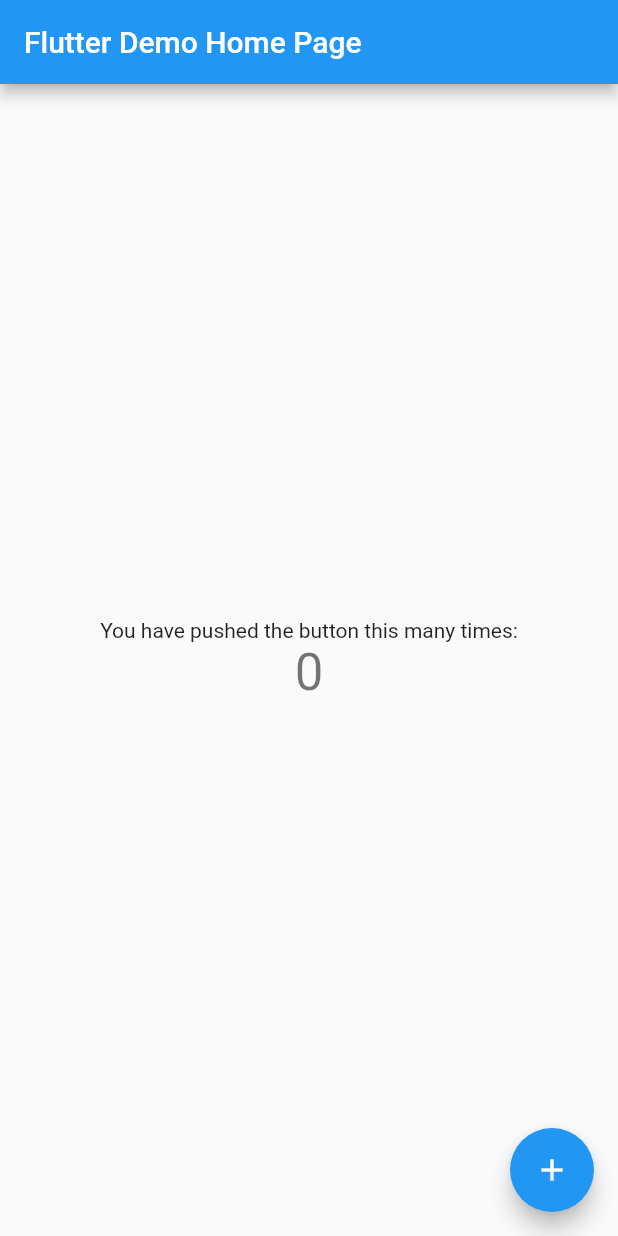
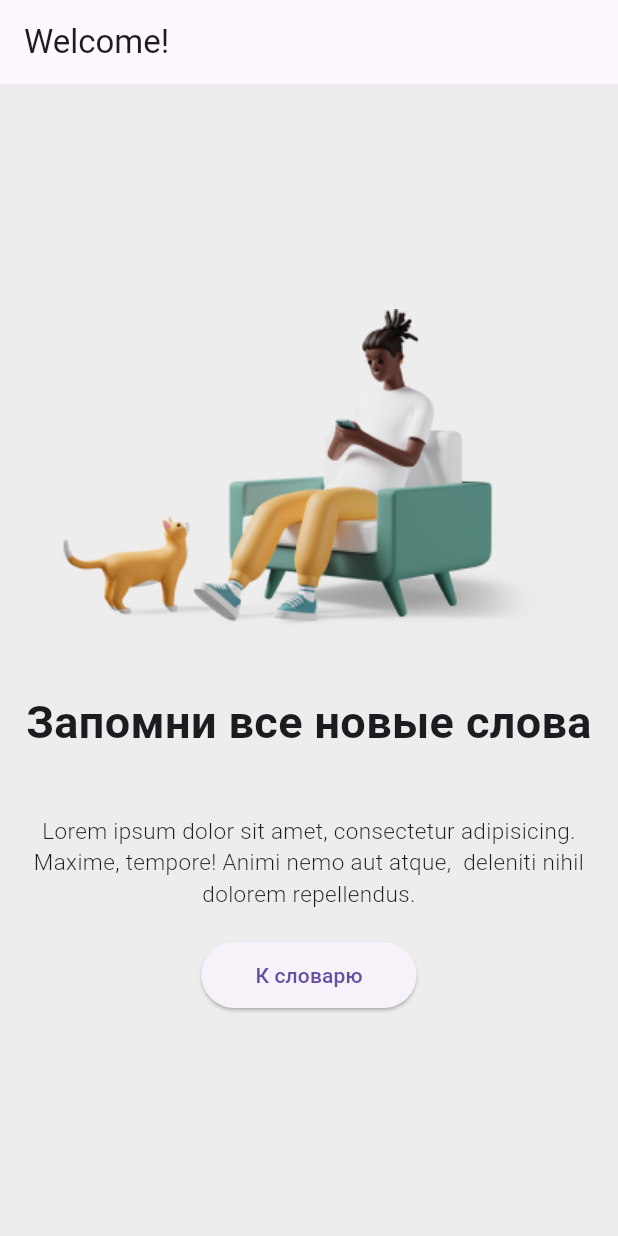
Before and after one commit to al-march/flutter_dictionary, a Flutter app: the screen it shows after launch, on a phone screen of 412 x 824 dp. Run offline on Flutter 3.47's test engine with Material 2 defaults, Android fonts, the phone set to English and light mode, and no system bars.

Commit message:
add main pages

```diff
--- a/lib/main.dart
+++ b/lib/main.dart
@@ -1,4 +1,6 @@
+import 'package:dictionary/screens/start_screen.dart';
 import 'package:flutter/material.dart';
+import 'package:provider/provider.dart';
 
 void main() {
   runApp(const MyApp());
@@ -10,106 +12,21 @@ class MyApp extends StatelessWidget {
   // This widget is the root of your application.
   @override
   Widget build(BuildContext context) {
-    return MaterialApp(
-      title: 'Flutter Demo',
-      theme: ThemeData(
-        // This is the theme of your application.
-        //
-        // Try running your application with "flutter run". You'll see the
-        // application has a blue toolbar. Then, without quitting the app, try
-        // changing the primarySwatch below to Colors.green and then invoke
-        // "hot reload" (press "r" in the console where you ran "flutter run",
-        // or simply save your changes to "hot reload" in a Flutter IDE).
-        // Notice that the counter didn't reset back to zero; the application
-        // is not restarted.
-        primarySwatch: Colors.blue,
+    return ChangeNotifierProvider(
+      create: (context) => AppState(),
+      child: MaterialApp(
+        title: 'Flutter Todo',
+        theme: ThemeData(
+          useMaterial3: true,
+          primaryColor: Colors.teal,
+          scaffoldBackgroundColor: const Color(0xFFEDEDED),
+        ),
+        home: const StartScreen(),
       ),
-      home: const MyHomePage(title: 'Flutter Demo Home Page'),
     );
   }
 }
 
-class MyHomePage extends StatefulWidget {
-  const MyHomePage({super.key, required this.title});
+class AppState extends ChangeNotifier {
 
-  // This widget is the home page of your application. It is stateful, meaning
-  // that it has a State object (defined below) that contains fields that affect
-  // how it looks.
-
-  // This class is the configuration for the state. It holds the values (in this
-  // case the title) provided by the parent (in this case the App widget) and
-  // used by the build method of the State. Fields in a Widget subclass are
-  // always marked "final".
-
-  final String title;
-
-  @override
-  State<MyHomePage> createState() => _MyHomePageState();
 }
-
-class _MyHomePageState extends State<MyHomePage> {
-  int _counter = 0;
-
-  void _incrementCounter() {
-    setState(() {
-      // This call to setState tells the Flutter framework that something has
-      // changed in this State, which causes it to rerun the build method below
-      // so that the display can reflect the updated values. If we changed
-      // _counter without calling setState(), then the build method would not be
-      // called again, and so nothing would appear to happen.
-      _counter++;
-    });
-  }
-
-  @override
-  Widget build(BuildContext context) {
-    // This method is rerun every time setState is called, for instance as done
-    // by the _incrementCounter method above.
-    //
-    // The Flutter framework has been optimized to make rerunning build methods
-    // fast, so that you can just rebuild anything that needs updating rather
-    // than having to individually change instances of widgets.
-    return Scaffold(
-      appBar: AppBar(
-        // Here we take the value from the MyHomePage object that was created by
-        // the App.build method, and use it to set our appbar title.
-        title: Text(widget.title),
-      ),
-      body: Center(
-        // Center is a layout widget. It takes a single child and positions it
-        // in the middle of the parent.
-        child: Column(
-          // Column is also a layout widget. It takes a list of children and
-          // arranges them vertically. By default, it sizes itself to fit its
-          // children horizontally, and tries to be as tall as its parent.
-          //
-          // Invoke "debug painting" (press "p" in the console, choose the
-          // "Toggle Debug Paint" action from the Flutter Inspector in Android
-          // Studio, or the "Toggle Debug Paint" command in Visual Studio Code)
-          // to see the wireframe for each widget.
-          //
-          // Column has various properties to control how it sizes itself and
-          // how it positions its children. Here we use mainAxisAlignment to
-          // center the children vertically; the main axis here is the vertical
-          // axis because Columns are vertical (the cross axis would be
-          // horizontal).
-          mainAxisAlignment: MainAxisAlignment.center,
-          children: <Widget>[
-            const Text(
-              'You have pushed the button this many times:',
-            ),
-            Text(
-              '$_counter',
-              style: Theme.of(context).textTheme.headlineMedium,
-            ),
-          ],
-        ),
-      ),
-      floatingActionButton: FloatingActionButton(
-        onPressed: _incrementCounter,
-        tooltip: 'Increment',
-        child: const Icon(Icons.add),
-      ), // This trailing comma makes auto-formatting nicer for build methods.
-    );
-  }
-}
--- /dev/null
+++ b/lib/screens/dictionary_screen.dart
@@ -0,0 +1,36 @@
+import 'package:flutter/material.dart';
+
+class DictionaryScreen extends StatelessWidget {
+  const DictionaryScreen({super.key});
+
+  @override
+  Widget build(BuildContext context) {
+return Scaffold(
+      appBar: AppBar(
+        title: const Text('Словарь'),
+      ),
+      body: Center(
+        child: Container(
+          padding: const EdgeInsets.all(15.0),
+          constraints: const BoxConstraints(minWidth: 300, maxWidth: 500),
+          child: Column(
+            mainAxisAlignment: MainAxisAlignment.center,
+            children: [
+              const Image(
+                image: AssetImage('assets/images/todo-man.png'),
+              ),
+              const Text(
+                "Словарь",
+                textAlign: TextAlign.center,
+                style: TextStyle(
+                  fontSize: 20,
+                  fontWeight: FontWeight.w600,
+                ),
+              ),
+            ],
+          ),
+        ),
+      ),
+    );
+  }
+}
--- /dev/null
+++ b/lib/screens/start_screen.dart
@@ -0,0 +1,61 @@
+import 'package:dictionary/screens/dictionary_screen.dart';
+import 'package:flutter/material.dart';
+
+class StartScreen extends StatelessWidget {
+  const StartScreen({super.key});
+
+  @override
+  Widget build(BuildContext context) {
+    return Scaffold(
+      appBar: AppBar(
+        title: const Text('Welcome!'),
+      ),
+      body: Center(
+        child: Container(
+          padding: const EdgeInsets.all(15.0),
+          constraints: const BoxConstraints(minWidth: 300, maxWidth: 500),
+          child: Column(
+            mainAxisAlignment: MainAxisAlignment.center,
+            children: [
+              const Image(image: AssetImage('assets/images/sofa-man.png')),
+              const Text(
+                "Запомни все новые слова",
+                textAlign: TextAlign.center,
+                style: TextStyle(
+                  fontSize: 30,
+                  fontWeight: FontWeight.w600,
+                ),
+              ),
+              const SizedBox(height: 40),
+              Container(
+                constraints: const BoxConstraints(maxWidth: 400),
+                child: const Text(
+                  "Lorem ipsum dolor sit amet, consectetur adipisicing. Maxime, tempore! Animi nemo aut atque,  deleniti nihil dolorem repellendus.",
+                  textAlign: TextAlign.center,
+                  style: TextStyle(
+                    fontSize: 15,
+                    fontWeight: FontWeight.w300,
+                  ),
+                ),
+              ),
+              const SizedBox(height: 20),
+              ElevatedButton(
+                onPressed: () => {
+                  Navigator.push(
+                      context,
+                      MaterialPageRoute(
+                        builder: (context) => const DictionaryScreen(),
+                      ))
+                },
+                child: const Padding(
+                  padding: EdgeInsets.all(12.0),
+                  child: Text("К словарю"),
+                ),
+              )
+            ],
+          ),
+        ),
+      ),
+    );
+  }
+}
```
